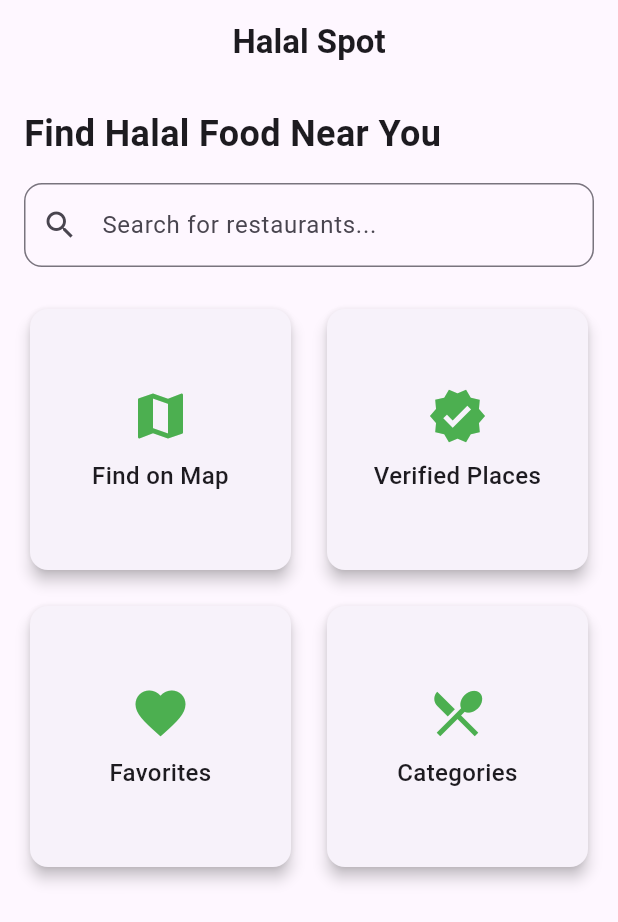
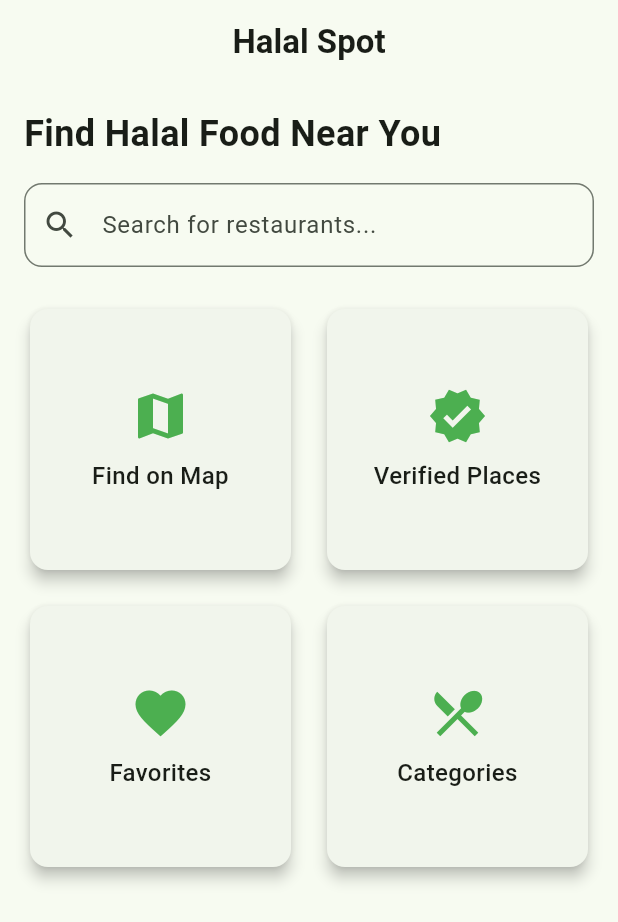
Before and after one commit to Warty71/halal_spot, a Flutter app: the screen it shows after launch, on a phone screen of 412 x 824 dp. Shown: the top 922 px of the screen. Run offline on Flutter 3.47's test engine with Material 3 defaults, Android fonts, the phone set to English and light mode, and no system bars; our stand-ins replace flutter_bloc, get_it, go_router.

Commit message:
feat: implement theme infrastructure with dependency injection
Set up core theme functionality using clean architecture principles:
- Add GetIt for dependency injection
- Implement ThemeCubit for theme state management
- Configure app-wide providers and theme setup
- Initialize dependencies in main.dart

```diff
--- a/lib/main.dart
+++ b/lib/main.dart
@@ -1,6 +1,10 @@
 import 'package:flutter/material.dart';
 import 'package:halal_spot/src/app.dart';
+import 'package:halal_spot/src/core/di/di.dart';
 
-void main() {
+Future<void> main() async {
+  WidgetsFlutterBinding.ensureInitialized();
+  await initializeDependencies();
+
   runApp(const HalalSpotApp());
 }
--- a/lib/src/app.dart
+++ b/lib/src/app.dart
@@ -1,15 +1,24 @@
 import 'package:flutter/material.dart';
+import 'package:halal_spot/src/core/di/app_providers.dart';
+import 'package:halal_spot/src/core/di/di.dart';
 import 'package:halal_spot/src/core/routing/app_router.dart';
+import 'package:halal_spot/src/core/theme/app_theme.dart';
+import 'package:halal_spot/src/core/theme/theme_cubit.dart';
 
 class HalalSpotApp extends StatelessWidget {
   const HalalSpotApp({super.key});
 
   @override
   Widget build(BuildContext context) {
-    return MaterialApp.router(
-      debugShowCheckedModeBanner: false,
-      routerConfig: appRouter,
-      title: 'Halal Spot',
+    return AppProviders(
+      child: MaterialApp.router(
+        debugShowCheckedModeBanner: false,
+        routerConfig: appRouter,
+        title: 'Halal Spot',
+        themeMode: getIt<ThemeCubit>().state,
+        theme: AppTheme.light,
+        darkTheme: AppTheme.dark,
+      ),
     );
   }
 }
--- /dev/null
+++ b/lib/src/core/di/app_providers.dart
@@ -0,0 +1,23 @@
+import 'package:flutter/material.dart';
+import 'package:flutter_bloc/flutter_bloc.dart';
+import 'package:halal_spot/src/core/di/di.dart';
+import 'package:halal_spot/src/core/theme/theme_cubit.dart';
+
+class AppProviders extends StatelessWidget {
+  const AppProviders({
+    super.key,
+    required this.child,
+  });
+
+  final Widget child;
+
+  @override
+  Widget build(BuildContext context) {
+    return MultiBlocProvider(
+      providers: [
+        BlocProvider(create: (_) => getIt<ThemeCubit>()),
+      ],
+      child: child,
+    );
+  }
+}
--- /dev/null
+++ b/lib/src/core/theme/app_theme.dart
@@ -0,0 +1,24 @@
+import 'package:flutter/material.dart';
+
+class AppTheme {
+  static ThemeData get light => ThemeData(
+        useMaterial3: true,
+        brightness: Brightness.light,
+        colorScheme: ColorScheme.fromSeed(
+          seedColor: Colors.green,
+          brightness: Brightness.light,
+        ),
+      );
+
+  static ThemeData get dark => ThemeData(
+        useMaterial3: true,
+        brightness: Brightness.dark,
+        colorScheme: ColorScheme.fromSeed(
+          seedColor: Colors.green,
+          brightness: Brightness.dark,
+        ),
+      );
+
+  // Prevent instantiation
+  const AppTheme._();
+}
--- /dev/null
+++ b/lib/src/core/theme/theme_cubit.dart
@@ -0,0 +1,12 @@
+import 'package:flutter_bloc/flutter_bloc.dart';
+import 'package:flutter/material.dart';
+
+class ThemeCubit extends Cubit<ThemeMode> {
+  ThemeCubit() : super(ThemeMode.system);
+
+  void toggleTheme() {
+    emit(state == ThemeMode.dark ? ThemeMode.light : ThemeMode.dark);
+  }
+
+  void setTheme(ThemeMode themeMode) => emit(themeMode);
+}
--- a/pubspec.yaml
+++ b/pubspec.yaml
@@ -9,6 +9,8 @@ environment:
 dependencies:
   flutter:
     sdk: flutter
+  flutter_bloc: ^8.1.6
+  get_it: ^8.0.3
   go_router: ^14.6.2
 
 dev_dependencies:
```
Also changed, not shown: lib/src/core/di/di.dart (added, +54 -0 lines), pubspec.lock.
